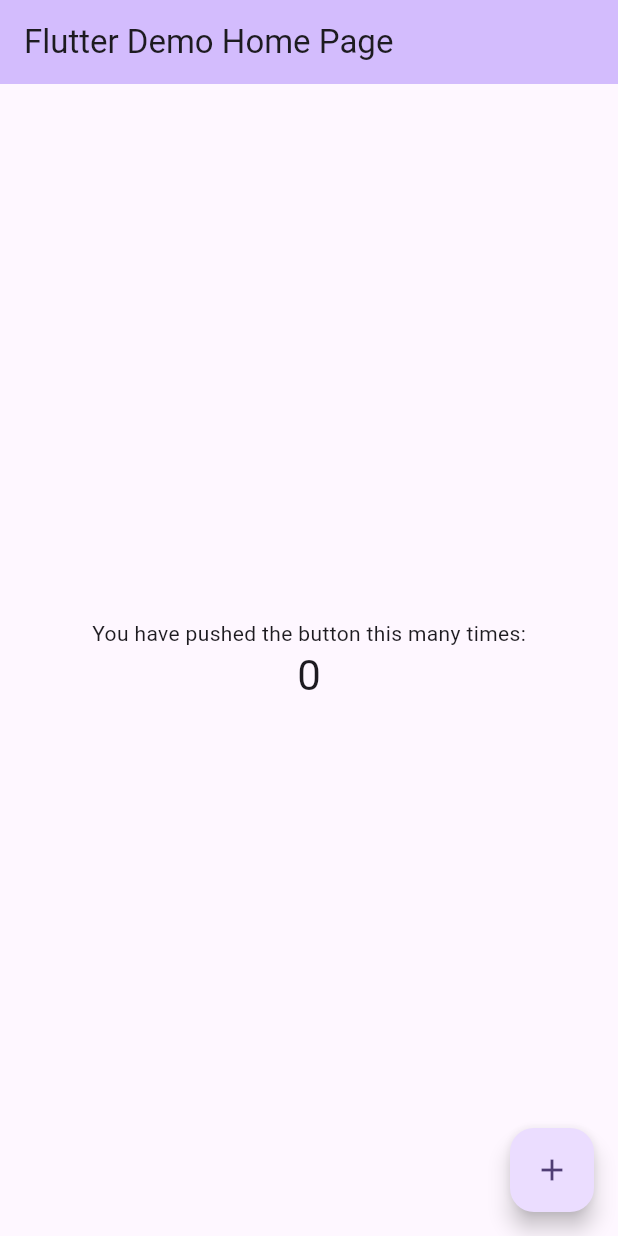
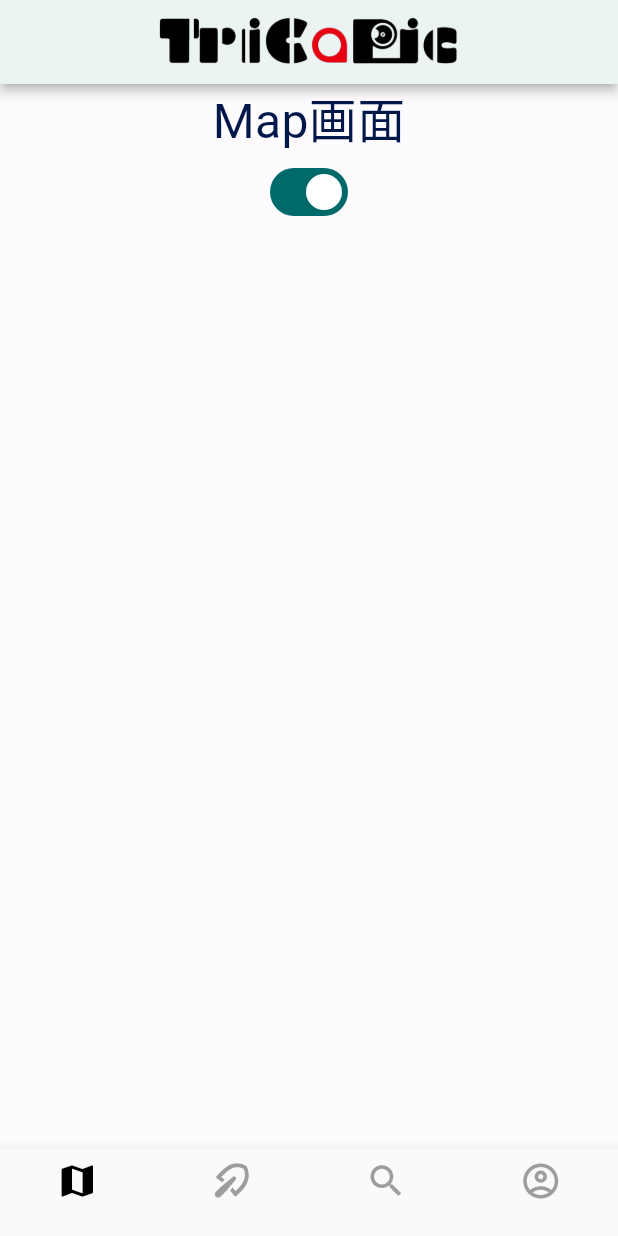
Before and after one commit to PBL-TriCaPic/TriCaPic_front, a Flutter app: the screen it shows after launch, on a phone screen of 412 x 824 dp. Run offline on Flutter 3.47's test engine with Material 2 defaults, Android fonts, the phone set to English and light mode, and no system bars; our stand-ins replace flutter_svg.

Commit message:
base_application

```diff
--- a/flutter_application_2/lib/main.dart
+++ b/flutter_application_2/lib/main.dart
@@ -1,125 +1,7 @@
 import 'package:flutter/material.dart';
+import 'src/screens/color_schemes.g.dart';
+import 'src/app.dart';
 
 void main() {
   runApp(const MyApp());
 }
-
-class MyApp extends StatelessWidget {
-  const MyApp({super.key});
-
-  // This widget is the root of your application.
-  @override
-  Widget build(BuildContext context) {
-    return MaterialApp(
-      title: 'Flutter Demo',
-      theme: ThemeData(
-        // This is the theme of your application.
-        //
-        // TRY THIS: Try running your application with "flutter run". You'll see
-        // the application has a blue toolbar. Then, without quitting the app,
-        // try changing the seedColor in the colorScheme below to Colors.green
-        // and then invoke "hot reload" (save your changes or press the "hot
-        // reload" button in a Flutter-supported IDE, or press "r" if you used
-        // the command line to start the app).
-        //
-        // Notice that the counter didn't reset back to zero; the application
-        // state is not lost during the reload. To reset the state, use hot
-        // restart instead.
-        //
-        // This works for code too, not just values: Most code changes can be
-        // tested with just a hot reload.
-        colorScheme: ColorScheme.fromSeed(seedColor: Colors.deepPurple),
-        useMaterial3: true,
-      ),
-      home: const MyHomePage(title: 'Flutter Demo Home Page'),
-    );
-  }
-}
-
-class MyHomePage extends StatefulWidget {
-  const MyHomePage({super.key, required this.title});
-
-  // This widget is the home page of your application. It is stateful, meaning
-  // that it has a State object (defined below) that contains fields that affect
-  // how it looks.
-
-  // This class is the configuration for the state. It holds the values (in this
-  // case the title) provided by the parent (in this case the App widget) and
-  // used by the build method of the State. Fields in a Widget subclass are
-  // always marked "final".
-
-  final String title;
-
-  @override
-  State<MyHomePage> createState() => _MyHomePageState();
-}
-
-class _MyHomePageState extends State<MyHomePage> {
-  int _counter = 0;
-
-  void _incrementCounter() {
-    setState(() {
-      // This call to setState tells the Flutter framework that something has
-      // changed in this State, which causes it to rerun the build method below
-      // so that the display can reflect the updated values. If we changed
-      // _counter without calling setState(), then the build method would not be
-      // called again, and so nothing would appear to happen.
-      _counter++;
-    });
-  }
-
-  @override
-  Widget build(BuildContext context) {
-    // This method is rerun every time setState is called, for instance as done
-    // by the _incrementCounter method above.
-    //
-    // The Flutter framework has been optimized to make rerunning build methods
-    // fast, so that you can just rebuild anything that needs updating rather
-    // than having to individually change instances of widgets.
-    return Scaffold(
-      appBar: AppBar(
-        // TRY THIS: Try changing the color here to a specific color (to
-        // Colors.amber, perhaps?) and trigger a hot reload to see the AppBar
-        // change color while the other colors stay the same.
-        backgroundColor: Theme.of(context).colorScheme.inversePrimary,
-        // Here we take the value from the MyHomePage object that was created by
-        // the App.build method, and use it to set our appbar title.
-        title: Text(widget.title),
-      ),
-      body: Center(
-        // Center is a layout widget. It takes a single child and positions it
-        // in the middle of the parent.
-        child: Column(
-          // Column is also a layout widget. It takes a list of children and
-          // arranges them vertically. By default, it sizes itself to fit its
-          // children horizontally, and tries to be as tall as its parent.
-          //
-          // Column has various properties to control how it sizes itself and
-          // how it positions its children. Here we use mainAxisAlignment to
-          // center the children vertically; the main axis here is the vertical
-          // axis because Columns are vertical (the cross axis would be
-          // horizontal).
-          //
-          // TRY THIS: Invoke "debug painting" (choose the "Toggle Debug Paint"
-          // action in the IDE, or press "p" in the console), to see the
-          // wireframe for each widget.
-          mainAxisAlignment: MainAxisAlignment.center,
-          children: <Widget>[
-            const Text(
-              'You have pushed the button this many times:',
-            ),
-            Text(
-              '$_counter',
-              style: Theme.of(context).textTheme.headlineMedium,
-            ),
-          ],
-        ),
-      ),
-      floatingActionButton: FloatingActionButton(
-        onPressed: _incrementCounter,
-        tooltip: 'Increment',
-        child: const Icon(Icons.add),
-      ), // This trailing comma makes auto-formatting nicer for build methods.
-    );
-  }
-}
--- /dev/null
+++ b/flutter_application_2/lib/src/app.dart
@@ -0,0 +1,94 @@
+import 'package:flutter/material.dart';
+import 'package:flutter_svg/flutter_svg.dart';
+
+import 'screens/account.dart';
+import 'screens/Mapd.dart';
+import 'screens/notification.dart';
+import 'screens/test.dart';
+import 'screens/color_schemes.g.dart';
+
+class MyApp extends StatelessWidget {
+  const MyApp({Key? key}) : super(key: key);
+
+  @override
+  Widget build(BuildContext context) {
+    return MaterialApp(
+      title: 'Flutter Demo',
+      theme: ThemeData(
+          //primarySwatch: Colors.grey,
+          ),
+      home: const MyStatefulWidget(),
+    );
+  }
+}
+
+class MyStatefulWidget extends StatefulWidget {
+  const MyStatefulWidget({Key? key}) : super(key: key);
+
+  @override
+  State<MyStatefulWidget> createState() => _MyStatefulWidgetState();
+}
+
+class _MyStatefulWidgetState extends State<MyStatefulWidget> {
+  static const _screens = [
+    MapScreen(),
+    TestScreen(),
+    NotificationScreen(),
+    AccountScreen()
+  ];
+
+  int _selectedIndex = 0;
+
+  void _onItemTapped(int index) {
+    setState(() {
+      _selectedIndex = index;
+    });
+  }
+
+  @override
+  Widget build(BuildContext context) {
+    return Scaffold(
+        body: _screens[_selectedIndex],
+        bottomNavigationBar: Theme(
+            data: ThemeData(splashFactory: NoSplash.splashFactory),
+            child: BottomNavigationBar(
+              currentIndex: _selectedIndex,
+              onTap: _onItemTapped,
+              unselectedItemColor: Colors.grey,
+              selectedItemColor: Color.fromARGB(255, 0, 0, 0),
+              iconSize: 28,
+              selectedIconTheme: const IconThemeData(size: 28),
+              items: [
+                const BottomNavigationBarItem(
+                    icon: Icon(
+                      Icons.map_outlined,
+                    ),
+                    label: '',
+                    activeIcon: Icon(Icons.map)),
+                BottomNavigationBarItem(
+                    icon: SvgPicture.asset(
+                      'assets/Post.svg',
+                      width: 23,
+                      height: 23,
+                      color: Colors.grey,
+                    ),
+                    label: '',
+                    activeIcon: SvgPicture.asset(
+                      'assets/PostActive.svg',
+                      width: 24,
+                      height: 24,
+                      color: Color.fromARGB(255, 0, 0, 0),
+                    )),
+                const BottomNavigationBarItem(
+                    icon: Icon(Icons.search_sharp),
+                    label: '',
+                    activeIcon: Icon(Icons.search_sharp)),
+                const BottomNavigationBarItem(
+                    icon: Icon(Icons.account_circle_outlined),
+                    label: '',
+                    activeIcon: Icon(Icons.account_circle_rounded)),
+              ],
+              type: BottomNavigationBarType.fixed,
+            )));
+  }
+}
--- /dev/null
+++ b/flutter_application_2/lib/src/screens/Mapd.dart
@@ -0,0 +1,72 @@
+import 'package:flutter/material.dart';
+import 'color_schemes.g.dart';
+//import 'package:flutter_svg/flutter_svg.dart';
+//import 'package:flutter_riverpod/flutter_riverpod.dart';
+
+final ThemeData lightTheme =
+    ThemeData(useMaterial3: true, colorScheme: lightColorScheme);
+final ThemeData darkTheme =
+    ThemeData(useMaterial3: true, colorScheme: darkColorScheme);
+
+class MapScreen extends StatelessWidget {
+  const MapScreen({Key? key}) : super(key: key);
+
+  @override
+  Widget build(BuildContext context) {
+    return MaterialApp(
+      theme: lightTheme,
+      darkTheme: darkTheme,
+      title: 'Flutter Demo',
+      home: const HomeScreen(title: 'Flutter Demo Home Page'),
+    );
+  }
+}
+
+class HomeScreen extends StatefulWidget {
+  const HomeScreen({super.key, required this.title});
+  final String title;
+  @override
+  State<HomeScreen> createState() => _HomeScreen();
+}
+
+class _HomeScreen extends State<HomeScreen> {
+  bool _light = true;
+
+  void _toggleTheme() {
+    setState(() {
+      _light = !_light;
+    });
+  }
+
+  @override
+  Widget build(BuildContext context) {
+    ThemeData selectedTheme = _light ? lightTheme : darkTheme;
+
+    return MaterialApp(
+        theme: selectedTheme,
+        home: Scaffold(
+            appBar: AppBar(
+              centerTitle: true,
+              backgroundColor: Colors.white,
+              title: Image.asset(
+                'assets/TriCaPic_logo.png',
+                height: 200,
+                width: 200,
+              ),
+              elevation: 3,
+              shadowColor: Colors.black,
+            ),
+            body: Column(
+              children: [
+                const Center(
+                    child: Text('Map画面', style: TextStyle(fontSize: 32.0))),
+                Switch(
+                  value: _light,
+                  onChanged: (bool value) {
+                    _toggleTheme();
+                  },
+                ),
+              ],
+            )));
+  }
+}
--- /dev/null
+++ b/flutter_application_2/lib/src/screens/notification.dart
@@ -0,0 +1,61 @@
+import 'package:flutter/material.dart';
+
+class NotificationScreen extends StatelessWidget {
+  const NotificationScreen({Key? key}) : super(key: key);
+
+  @override
+  Widget build(BuildContext context) {
+    return MaterialApp(
+      title: 'Flutter Demo',
+      theme: ThemeData(
+        colorScheme: ColorScheme.fromSeed(seedColor: Colors.grey),
+        useMaterial3: true,
+      ),
+      home: const HomeScreen(title: 'Flutter Demo Home Page'),
+    );
+  }
+}
+
+class HomeScreen extends StatefulWidget {
+  const HomeScreen({super.key, required this.title});
+  final String title;
+  @override
+  State<HomeScreen> createState() => _HomeScreen();
+}
+
+class _HomeScreen extends State<HomeScreen> {
+  @override
+  Widget build(BuildContext context) {
+    return Scaffold(
+      appBar: AppBar(
+        backgroundColor: Colors.grey[0],
+        title: Container(
+          height: 50,
+          child: TextField(
+            decoration: InputDecoration(
+                filled: true,
+                fillColor: Colors.grey[100],
+                contentPadding: EdgeInsets.all(0),
+                prefixIcon: Icon(
+                  Icons.search,
+                  color: Colors.grey.shade600,
+                ),
+                border: OutlineInputBorder(
+                    borderRadius: BorderRadius.circular(50),
+                    borderSide: BorderSide.none),
+                hintStyle: TextStyle(fontSize: 18, color: Colors.grey.shade600),
+                hintText: "検索"),
+            style: TextStyle(
+              color: Colors.black,
+              fontSize: 20,
+              fontWeight: FontWeight.bold,
+            ),
+          ),
+        ),
+        elevation: 3.0,
+        shadowColor: Colors.black,
+      ),
+      body: const Center(child: Text('検索画面', style: TextStyle(fontSize: 32.0))),
+    );
+  }
+}
```
Also changed, not shown: flutter_application_2/lib/src/screens/account.dart (added, +64 -0 lines), flutter_application_2/lib/src/screens/test.dart (added, +16 -0 lines), flutter_application_2/pubspec.yaml (+8 -3 lines), flutter_application_2/assets/Icon.svg (added), flutter_application_2/assets/Icon_blank.svg (added), flutter_application_2/assets/Post.svg (added), flutter_application_2/assets/PostActive.svg (added), flutter_application_2/assets/TriCaPic_logo.png (added), flutter_application_2/assets/TriCaPic_logo.svg (added), flutter_application_2/lib/src/screens/color_schemes.g.dart (added), flutter_application_2/pubspec.lock.
